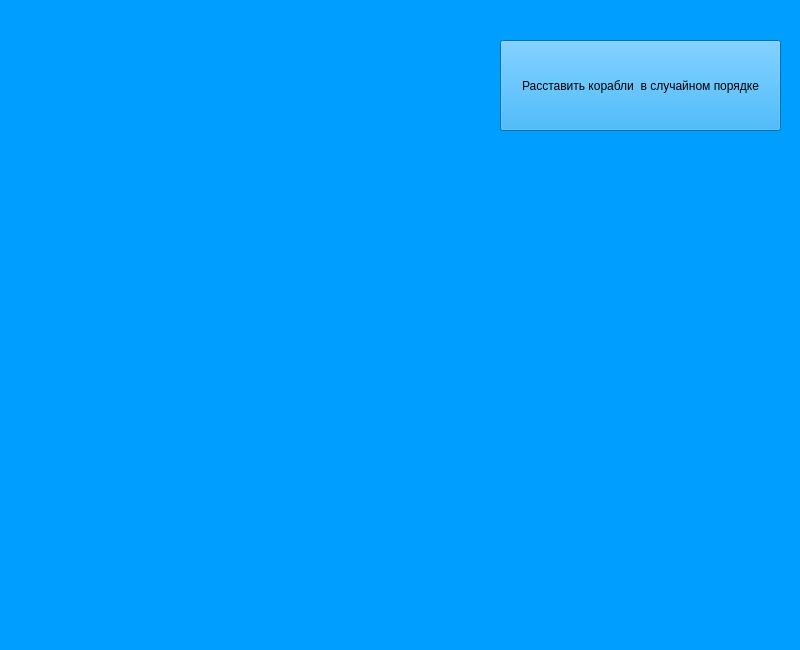
FlyTech1/SeaShips, file game_menu.ui: the form before one commit.
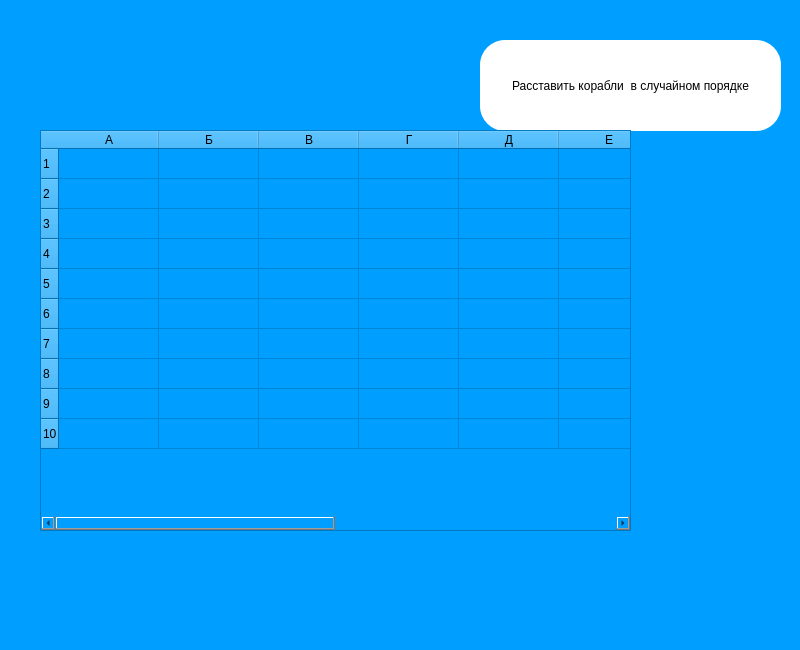
The form after the commit. Icons and pictures are not drawn.

```diff
--- a/game_menu.ui
+++ b/game_menu.ui
@@ -72,16 +72,91 @@
    <widget class="QPushButton" name="pushButton">
     <property name="geometry">
      <rect>
-      <x>500</x>
+      <x>480</x>
       <y>40</y>
-      <width>281</width>
+      <width>301</width>
       <height>91</height>
      </rect>
     </property>
+    <property name="styleSheet">
+     <string notr="true">font: 9pt &quot;MS Sans Serif&quot;;
+background-color: white;
+border-radius: 25px;</string>
+    </property>
     <property name="text">
      <string>Расставить корабли  в случайном порядке</string>
     </property>
    </widget>
+   <widget class="QTableWidget" name="tableWidget">
+    <property name="geometry">
+     <rect>
+      <x>40</x>
+      <y>130</y>
+      <width>591</width>
+      <height>401</height>
+     </rect>
+    </property>
+    <row/>
+    <row/>
+    <row/>
+    <row/>
+    <row/>
+    <row/>
+    <row/>
+    <row/>
+    <row/>
+    <row/>
+    <column>
+     <property name="text">
+      <string>А</string>
+     </property>
+    </column>
+    <column>
+     <property name="text">
+      <string>Б</string>
+     </property>
+    </column>
+    <column>
+     <property name="text">
+      <string>В</string>
+     </property>
+    </column>
+    <column>
+     <property name="text">
+      <string>Г</string>
+     </property>
+    </column>
+    <column>
+     <property name="text">
+      <string>Д</string>
+     </property>
+    </column>
+    <column>
+     <property name="text">
+      <string>Е</string>
+     </property>
+    </column>
+    <column>
+     <property name="text">
+      <string>Ж</string>
+     </property>
+    </column>
+    <column>
+     <property name="text">
+      <string>З</string>
+     </property>
+    </column>
+    <column>
+     <property name="text">
+      <string>И</string>
+     </property>
+    </column>
+    <column>
+     <property name="text">
+      <string>К</string>
+     </property>
+    </column>
+   </widget>
   </widget>
   <widget class="QMenuBar" name="menubar">
    <property name="geometry">
```
